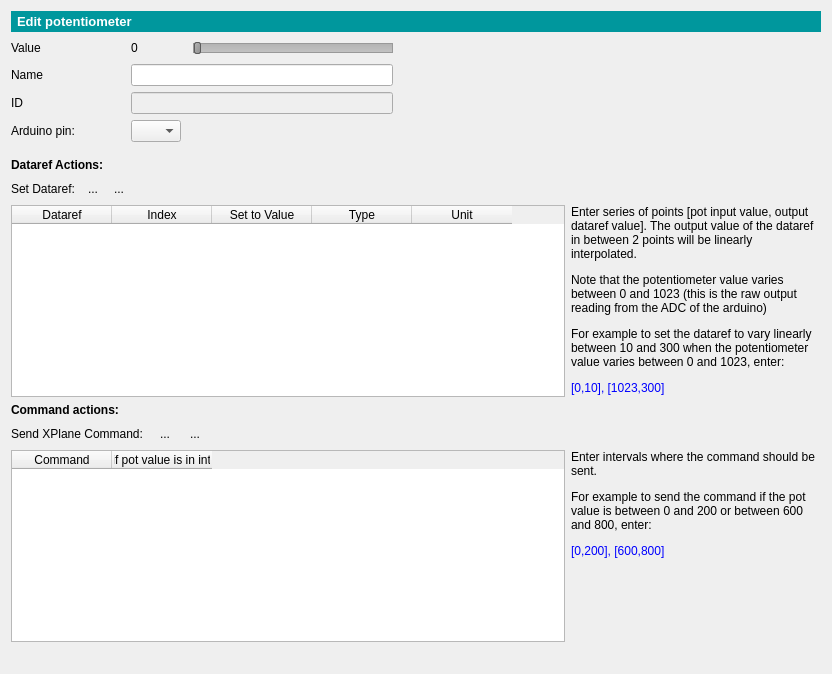
Old version of the form gui/potentiometerEditForm.ui in the repository leleopard/pyXPArduino.
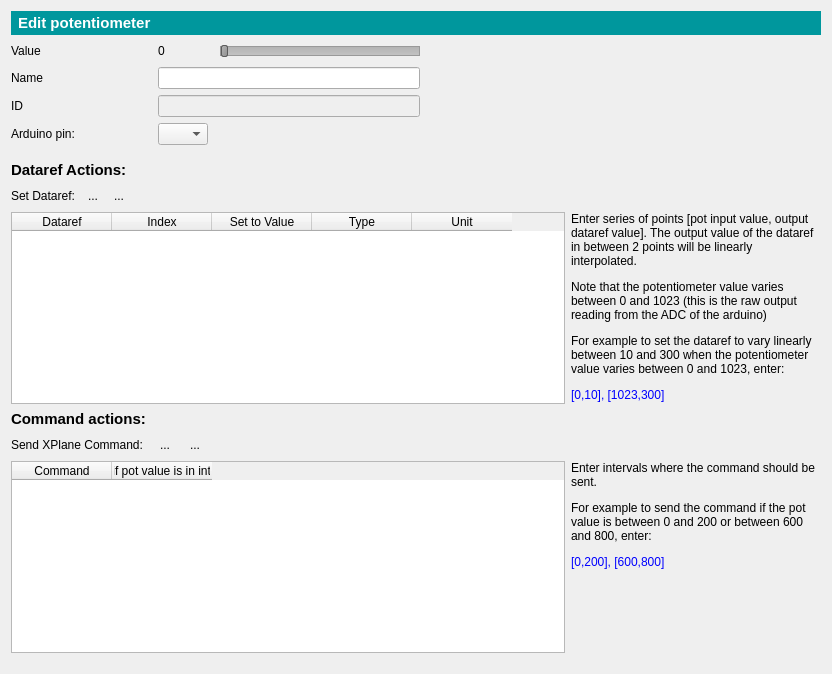
New version of the form. Icons and pictures are not drawn.

```diff
--- a/gui/potentiometerEditForm.ui
+++ b/gui/potentiometerEditForm.ui
@@ -306,7 +306,7 @@
     <widget class="QLabel" name="label_8">
      <property name="font">
       <font>
-       <pointsize>10</pointsize>
+       <pointsize>11</pointsize>
        <weight>75</weight>
        <bold>true</bold>
       </font>
@@ -349,7 +349,7 @@
     <widget class="QLabel" name="label_15">
      <property name="font">
       <font>
-       <pointsize>9</pointsize>
+       <pointsize>11</pointsize>
        <weight>75</weight>
        <bold>true</bold>
       </font>
@@ -379,7 +379,7 @@
     <widget class="QLabel" name="label_9">
      <property name="font">
       <font>
-       <pointsize>9</pointsize>
+       <pointsize>11</pointsize>
        <weight>75</weight>
        <bold>true</bold>
       </font>
```
